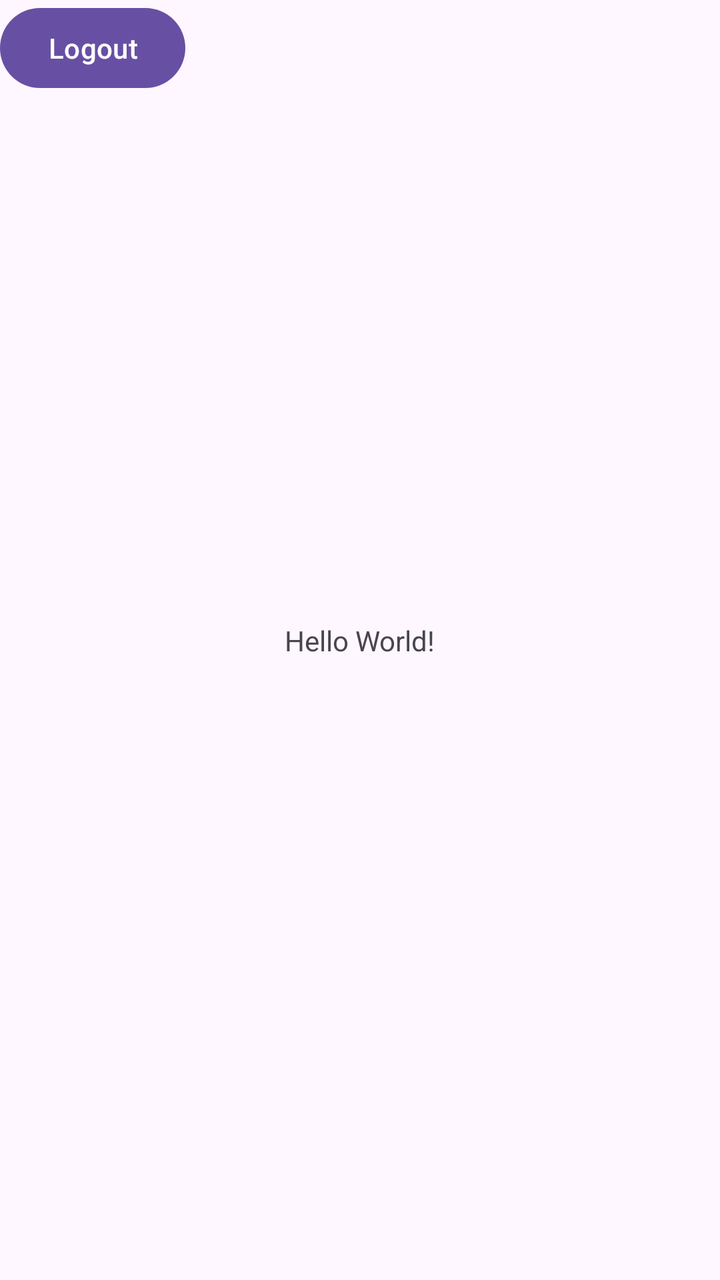
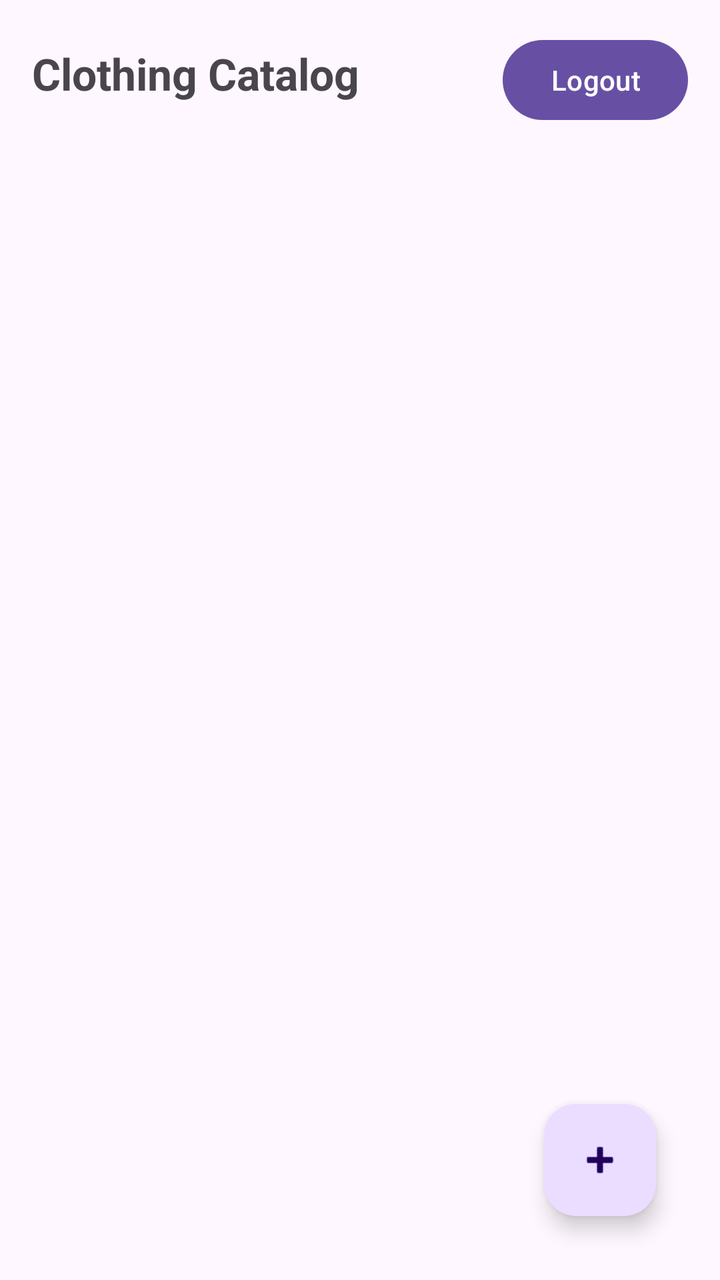

An Android layout rendered at two revisions. The XML below is the earlier revision; the diff shows what the commit changed to produce the second picture.
<!-- AndroidManifest.xml: application theme Theme.Vestiaire -->
<!-- res/layout/activity_main.xml -->
<?xml version="1.0" encoding="utf-8"?>
<androidx.constraintlayout.widget.ConstraintLayout xmlns:android="http://schemas.android.com/apk/res/android"
    xmlns:app="http://schemas.android.com/apk/res-auto"
    xmlns:tools="http://schemas.android.com/tools"
    android:id="@+id/main"
    android:layout_width="match_parent"
    android:layout_height="match_parent"
    tools:context=".MainActivity">

    <TextView
        android:layout_width="wrap_content"
        android:layout_height="wrap_content"
        android:text="Hello World!"
        app:layout_constraintBottom_toBottomOf="parent"
        app:layout_constraintEnd_toEndOf="parent"
        app:layout_constraintStart_toStartOf="parent"
        app:layout_constraintTop_toTopOf="parent" />

    <Button
        android:id="@+id/btnLogout"
        android:layout_width="wrap_content"
        android:layout_height="wrap_content"
        android:text="Logout" />

</androidx.constraintlayout.widget.ConstraintLayout>
<!-- resources referenced by this layout -->
<resources>
  <style name="Theme.Vestiaire" parent="Base.Theme.Vestiaire" />
  <style name="Base.Theme.Vestiaire" parent="Theme.Material3.DayNight.NoActionBar">
          
          
      </style>
</resources>

<!-- the commit's change to res/layout/activity_main.xml (unified diff, before → after) -->
@@ -1,25 +1,40 @@
 <?xml version="1.0" encoding="utf-8"?>
-<androidx.constraintlayout.widget.ConstraintLayout xmlns:android="http://schemas.android.com/apk/res/android"
-    xmlns:app="http://schemas.android.com/apk/res-auto"
-    xmlns:tools="http://schemas.android.com/tools"
-    android:id="@+id/main"
+<RelativeLayout xmlns:android="http://schemas.android.com/apk/res/android"
     android:layout_width="match_parent"
     android:layout_height="match_parent"
-    tools:context=".MainActivity">
-
-    <TextView
-        android:layout_width="wrap_content"
-        android:layout_height="wrap_content"
-        android:text="Hello World!"
-        app:layout_constraintBottom_toBottomOf="parent"
-        app:layout_constraintEnd_toEndOf="parent"
-        app:layout_constraintStart_toStartOf="parent"
-        app:layout_constraintTop_toTopOf="parent" />
+    android:padding="16dp">
 
     <Button
         android:id="@+id/btnLogout"
         android:layout_width="wrap_content"
         android:layout_height="wrap_content"
+        android:layout_alignParentEnd="true"
         android:text="Logout" />
 
-</androidx.constraintlayout.widget.ConstraintLayout>
+    <TextView
+        android:id="@+id/tvTitle"
+        android:layout_width="wrap_content"
+        android:layout_height="wrap_content"
+        android:layout_alignParentStart="true"
+        android:layout_alignBaseline="@+id/btnLogout"
+        android:text="Clothing Catalog"
+        android:textSize="22sp"
+        android:textStyle="bold" />
+
+    <androidx.recyclerview.widget.RecyclerView
+        android:id="@+id/rvClothing"
+        android:layout_width="match_parent"
+        android:layout_height="match_parent"
+        android:layout_below="@+id/btnLogout"
+        android:layout_marginTop="16dp" />
+
+    <com.google.android.material.floatingactionbutton.FloatingActionButton
+        android:id="@+id/fabAdd"
+        android:layout_width="wrap_content"
+        android:layout_height="wrap_content"
+        android:layout_alignParentEnd="true"
+        android:layout_alignParentBottom="true"
+        android:layout_margin="16dp"
+        android:src="@android:drawable/ic_input_add" />
+
+</RelativeLayout>
